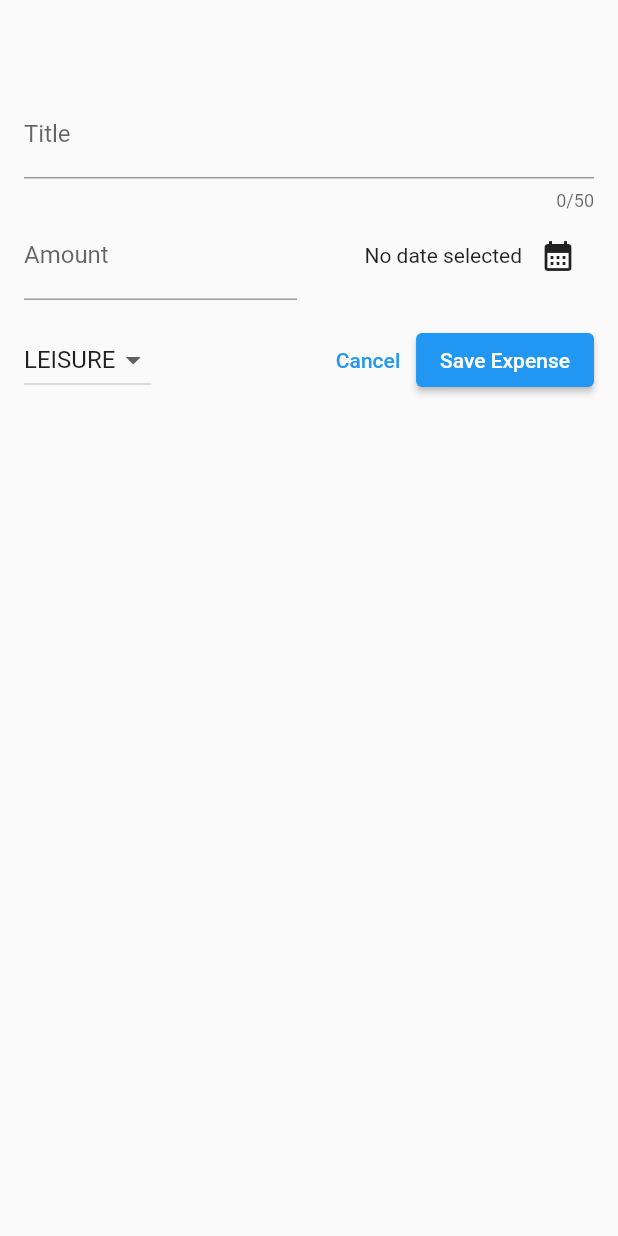
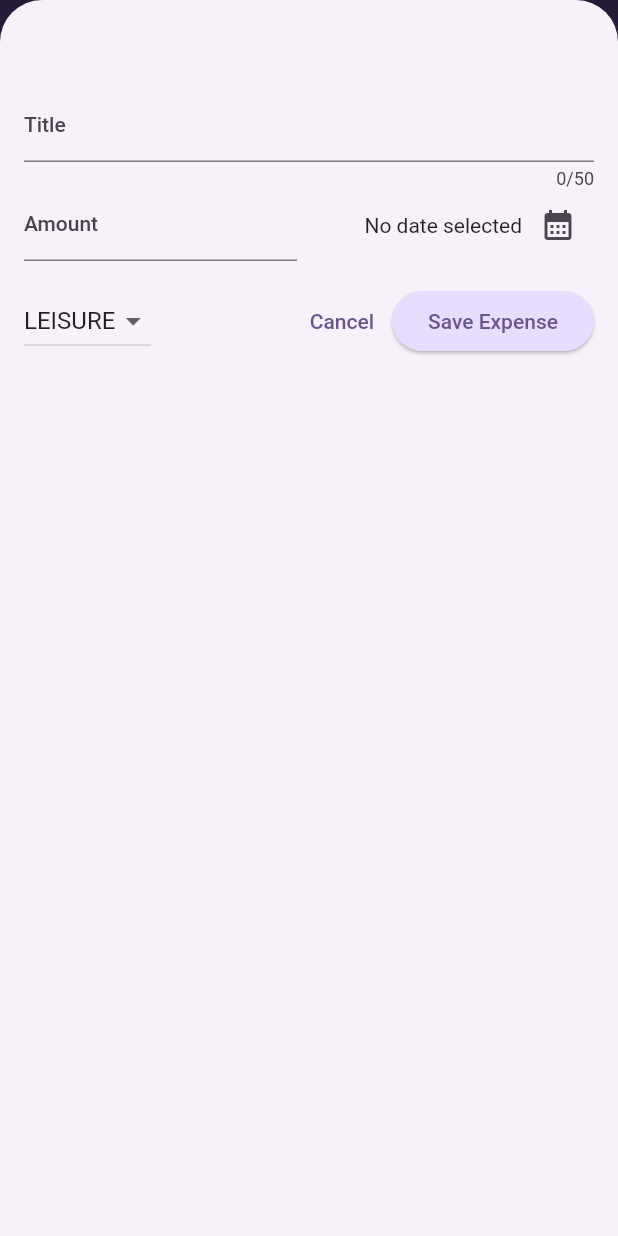
Before and after one commit to karkau123/Expense_Tracker, a Flutter app: the screen it shows after launch, after a tap on the "add" icon, on a phone screen of 412 x 824 dp. Run offline on Flutter 3.47's test engine with Material 2 defaults, Android fonts, the phone set to English and light mode, and no system bars.

Commit message:
Dark theme Added to the app

```diff
--- a/lib/main.dart
+++ b/lib/main.dart
@@ -1,11 +1,57 @@
- import 'package:flutter/material.dart';
+import 'package:flutter/material.dart';
+
 import 'package:expense_tracker/widgets/expenses_list/expenses.dart';
 
+var kColorScheme =
+    ColorScheme.fromSeed(seedColor: Color.fromARGB(255, 100,60, 185));
+var kDarkColorScheme =
+    ColorScheme.fromSeed(
+        brightness:Brightness.dark ,
+      seedColor:Color.fromARGB(255, 5, 99, 130));
 void main() {
   runApp(
-    const MaterialApp(
-
-      home:Expenses(),  // I am returning expenses widget
+    MaterialApp(
+      darkTheme: ThemeData.dark().copyWith(colorScheme: kDarkColorScheme,
+       cardTheme: const CardTheme().copyWith(
+          color: kDarkColorScheme.secondaryContainer,
+          margin: const EdgeInsets.symmetric(
+            horizontal: 16,
+            vertical: 8,
+          ),
+          ),
+                elevatedButtonTheme: ElevatedButtonThemeData(
+            style: ElevatedButton.styleFrom(
+          backgroundColor: kDarkColorScheme.primaryContainer,
+          foregroundColor: kDarkColorScheme.onPrimaryContainer,
+        )),
+      ),
+      theme: ThemeData().copyWith(
+        useMaterial3: true,
+        colorScheme: kColorScheme,
+        appBarTheme: const AppBarTheme().copyWith(
+          backgroundColor: kColorScheme.onPrimaryContainer,
+          foregroundColor: kColorScheme.primaryContainer,
+        ),
+        cardTheme: const CardTheme().copyWith(
+          color: kColorScheme.secondaryContainer,
+          margin: const EdgeInsets.symmetric(
+            horizontal: 16,
+            vertical: 8,
+          ),
+        ),
+        elevatedButtonTheme: ElevatedButtonThemeData(
+            style: ElevatedButton.styleFrom(
+          backgroundColor: kColorScheme.primaryContainer,
+        )),
+        textTheme: ThemeData().textTheme.copyWith(
+                titleLarge: TextStyle(
+              fontWeight: FontWeight.bold,
+              color: kColorScheme.onSecondaryContainer,
+              fontSize: 16,
+            )),
+      ),
+      themeMode: ThemeMode.system,
+      home: Expenses(), // I am returning expenses widget
     ),
   );
 }
--- a/lib/widgets/expenses_list/expenses_item.dart
+++ b/lib/widgets/expenses_list/expenses_item.dart
@@ -13,8 +13,9 @@ class ExpenseItem extends StatelessWidget {
           vertical: 16,
         ),
         child: Column(
+          crossAxisAlignment: CrossAxisAlignment.start,
           children: [
-            Text(expense.title),
+            Text(expense.title,style: Theme.of(context).textTheme.titleLarge,),
             const SizedBox(height: 4),
             Row(
               children: [
--- a/lib/widgets/expenses_list/expenses_list.dart
+++ b/lib/widgets/expenses_list/expenses_list.dart
@@ -1,5 +1,6 @@
 import 'package:expense_tracker/models/expense.dart';
 import 'package:expense_tracker/widgets/expenses_list/expenses_item.dart';
+import 'package:flutter/material.dart';
 import 'package:flutter/widgets.dart';
 
 class ExpensesList extends StatelessWidget {
@@ -14,6 +15,10 @@ class ExpensesList extends StatelessWidget {
       itemCount: expenses.length,
       itemBuilder: (ctx, index) => Dismissible(
         key: ValueKey(expenses[index]),
+        background: Container(color: Color.fromARGB(91, 53, 59, 223),
+        margin:EdgeInsets.symmetric(horizontal: Theme.of(context).cardTheme.margin!.horizontal),
+
+        ),
         onDismissed: (direction) => {
           onRemoveExpense(expenses[index])},
          child: ExpenseItem(
```
